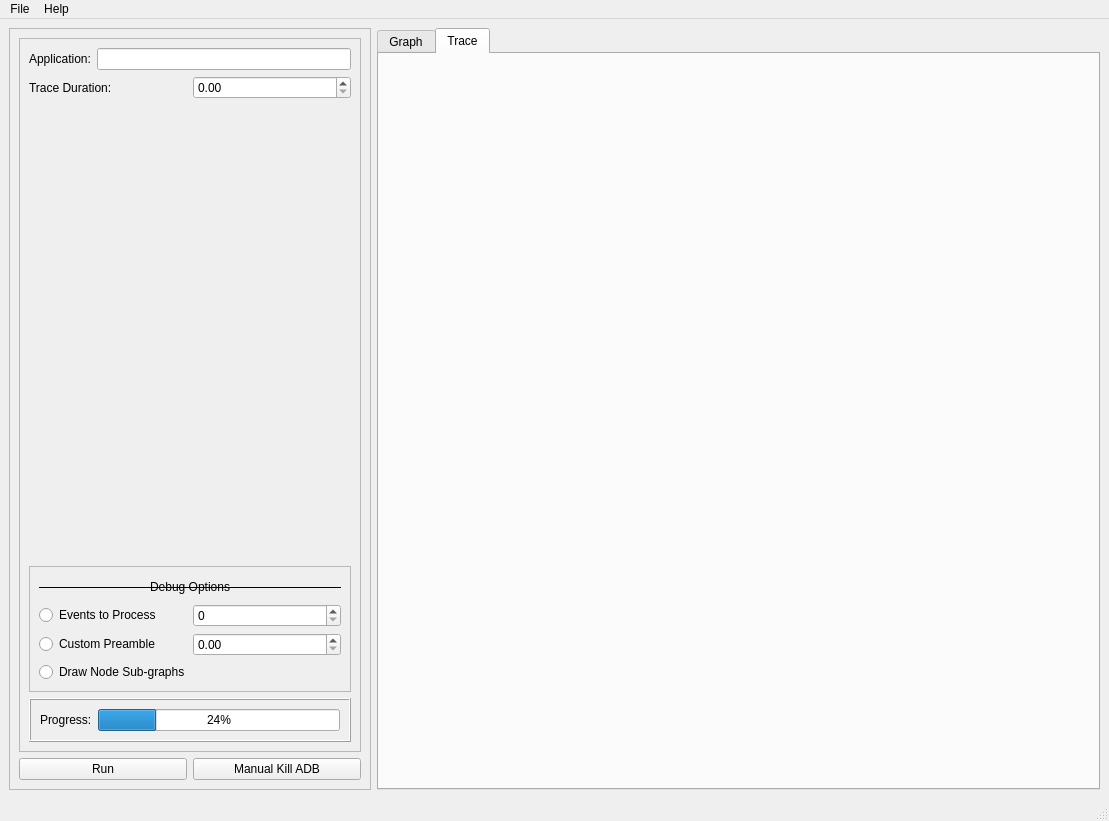
Old version of the form UI/MainInterface.ui in the repository alxhoff/BrezeFlow.
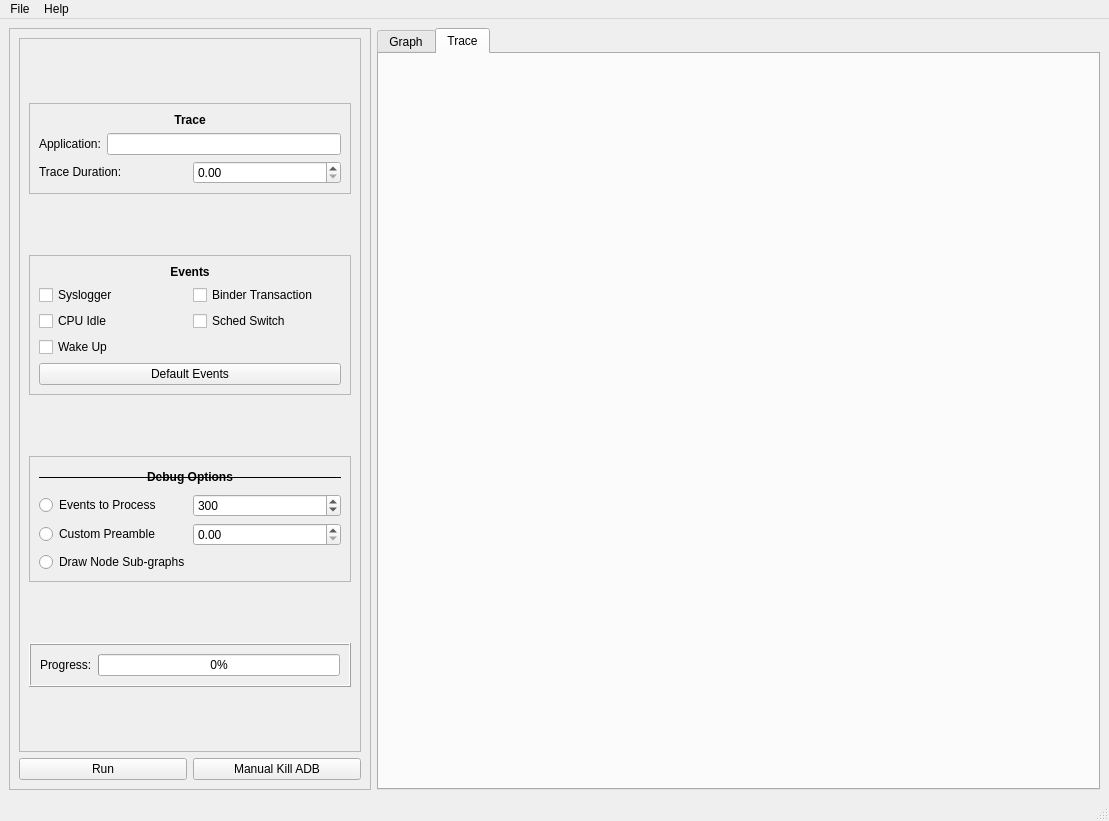
New version of the form. The open tabs and pages were chosen to show the change. Icons and pictures are not drawn.

Patch:
```diff
--- a/UI/MainInterface.ui
+++ b/UI/MainInterface.ui
@@ -46,6 +46,37 @@
           </property>
           <layout class="QVBoxLayout" name="verticalLayout_2">
            <item>
+            <widget class="QFrame" name="frame_4">
+             <property name="sizePolicy">
+              <sizepolicy hsizetype="Preferred" vsizetype="Maximum">
+               <horstretch>0</horstretch>
+               <verstretch>0</verstretch>
+              </sizepolicy>
+             </property>
+             <property name="frameShape">
+              <enum>QFrame::StyledPanel</enum>
+             </property>
+             <property name="frameShadow">
+              <enum>QFrame::Raised</enum>
+             </property>
+             <layout class="QVBoxLayout" name="verticalLayout_5">
+              <item>
+               <widget class="QLabel" name="label_6">
+                <property name="sizePolicy">
+                 <sizepolicy hsizetype="Preferred" vsizetype="Maximum">
+                  <horstretch>0</horstretch>
+                  <verstretch>0</verstretch>
+                 </sizepolicy>
+                </property>
+                <property name="text">
+                 <string>&lt;b&gt;Trace&lt;/b&gt;</string>
+                </property>
+                <property name="alignment">
+                 <set>Qt::AlignHCenter|Qt::AlignTop</set>
+                </property>
+               </widget>
+              </item>
+              <item>
             <layout class="QHBoxLayout" name="horizontalLayout_3">
              <item>
               <widget class="QLabel" name="label">
@@ -61,8 +92,17 @@
            </item>
            <item>
             <layout class="QHBoxLayout" name="horizontalLayout_4">
+                <property name="sizeConstraint">
+                 <enum>QLayout::SetNoConstraint</enum>
+                </property>
              <item>
               <widget class="QLabel" name="label_3">
+                  <property name="sizePolicy">
+                   <sizepolicy hsizetype="Preferred" vsizetype="Maximum">
+                    <horstretch>0</horstretch>
+                    <verstretch>0</verstretch>
+                   </sizepolicy>
+                  </property>
                <property name="text">
                 <string>Trace Duration:</string>
                </property>
@@ -73,18 +113,100 @@
              </item>
             </layout>
            </item>
+             </layout>
+            </widget>
+           </item>
            <item>
-            <spacer name="verticalSpacer">
-             <property name="orientation">
-              <enum>Qt::Vertical</enum>
+            <widget class="QFrame" name="frame_3">
+             <property name="sizePolicy">
+              <sizepolicy hsizetype="Preferred" vsizetype="Maximum">
+               <horstretch>0</horstretch>
+               <verstretch>0</verstretch>
+              </sizepolicy>
              </property>
-             <property name="sizeHint" stdset="0">
+             <property name="frameShape">
+              <enum>QFrame::StyledPanel</enum>
+             </property>
+             <property name="frameShadow">
+              <enum>QFrame::Raised</enum>
+             </property>
+             <layout class="QVBoxLayout" name="verticalLayout_4">
+              <item>
+               <widget class="QLabel" name="label_5">
+                <property name="sizePolicy">
+                 <sizepolicy hsizetype="Preferred" vsizetype="Maximum">
+                  <horstretch>0</horstretch>
+                  <verstretch>0</verstretch>
+                 </sizepolicy>
+                </property>
+                <property name="text">
+                 <string>&lt;b&gt;Events&lt;/b&gt;</string>
+                </property>
+                <property name="alignment">
+                 <set>Qt::AlignHCenter|Qt::AlignTop</set>
+                </property>
+               </widget>
+              </item>
+              <item>
+               <layout class="QGridLayout" name="gridLayout">
+                <item row="0" column="0">
+                 <widget class="QCheckBox" name="checkBoxSysLogger">
+                  <property name="text">
+                   <string>Syslogger</string>
+                  </property>
+                 </widget>
+                </item>
+                <item row="0" column="1">
+                 <widget class="QCheckBox" name="checkBoxBinderTransaction">
+                  <property name="text">
+                   <string>Binder Transaction</string>
+                  </property>
+                 </widget>
+                </item>
+                <item row="1" column="1">
+                 <widget class="QCheckBox" name="checkBoxSchedSwitch">
+                  <property name="text">
+                   <string>Sched Switch</string>
+                  </property>
+                 </widget>
+                </item>
+                <item row="1" column="0">
+                 <widget class="QCheckBox" name="checkBoxCPUIdle">
+                  <property name="text">
+                   <string>CPU Idle</string>
+                  </property>
+                 </widget>
+                </item>
+                <item row="2" column="0">
+                 <widget class="QCheckBox" name="checkBoxWakeUp">
+                  <property name="text">
+                   <string>Wake Up</string>
+                  </property>
+                 </widget>
+                </item>
+                <item row="3" column="0" colspan="2">
+                 <widget class="QPushButton" name="pushButtonEventReset">
+                  <property name="sizeIncrement">
               <size>
-               <width>20</width>
-               <height>40</height>
-              </size>
-             </property>
-            </spacer>
+                    <width>0</width>
+                    <height>0</height>
+                   </size>
+                  </property>
+                  <property name="baseSize">
+                   <size>
+                    <width>0</width>
+                    <height>0</height>
+                   </size>
+                  </property>
+                  <property name="text">
+                   <string>Default Events</string>
+                  </property>
+                 </widget>
+                </item>
+               </layout>
+              </item>
+             </layout>
+            </widget>
            </item>
            <item>
             <widget class="QFrame" name="frameDebugOptions">
@@ -113,7 +235,7 @@
                  <enum>QFrame::HLine</enum>
                 </property>
                 <property name="text">
-                 <string>Debug Options</string>
+                 <string>&lt;b&gt;Debug Options&lt;/b&gt;</string>
                 </property>
                 <property name="alignment">
                  <set>Qt::AlignHCenter|Qt::AlignTop</set>
@@ -130,7 +252,14 @@
                  </widget>
                 </item>
                 <item>
-                 <widget class="QSpinBox" name="spinBoxEvents"/>
+                 <widget class="QSpinBox" name="spinBoxEvents">
+                  <property name="maximum">
+                   <number>1000000</number>
+                  </property>
+                  <property name="value">
+                   <number>300</number>
+                  </property>
+                 </widget>
                 </item>
                </layout>
               </item>
@@ -161,7 +290,7 @@
            <item>
             <widget class="QFrame" name="frame_2">
              <property name="sizePolicy">
-              <sizepolicy hsizetype="Preferred" vsizetype="Minimum">
+              <sizepolicy hsizetype="Preferred" vsizetype="Maximum">
                <horstretch>1</horstretch>
                <verstretch>0</verstretch>
               </sizepolicy>
@@ -183,7 +312,7 @@
               <item>
                <widget class="QProgressBar" name="progressBar">
                 <property name="value">
-                 <number>24</number>
+                 <number>0</number>
                 </property>
                </widget>
               </item>
```
Left out of the diff: 8 changed lines with no effect on the pictures. Lines whose indentation alone changed are shown as unchanged.
